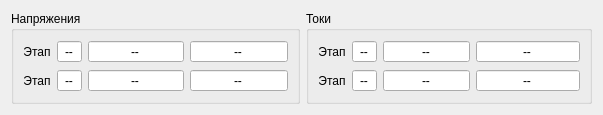
Qt form data/zrmmethodminmax.ui (dostapazov/powermon_v4) before a commit.
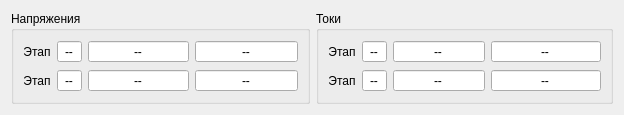
The same form after that commit.

Diff of the .ui file:
```diff
--- a/data/zrmmethodminmax.ui
+++ b/data/zrmmethodminmax.ui
@@ -6,12 +6,12 @@
    <rect>
     <x>0</x>
     <y>0</y>
-    <width>564</width>
-    <height>95</height>
+    <width>624</width>
+    <height>111</height>
    </rect>
   </property>
   <property name="sizePolicy">
-   <sizepolicy hsizetype="Expanding" vsizetype="Maximum">
+   <sizepolicy hsizetype="Expanding" vsizetype="Expanding">
     <horstretch>0</horstretch>
     <verstretch>0</verstretch>
    </sizepolicy>
```
